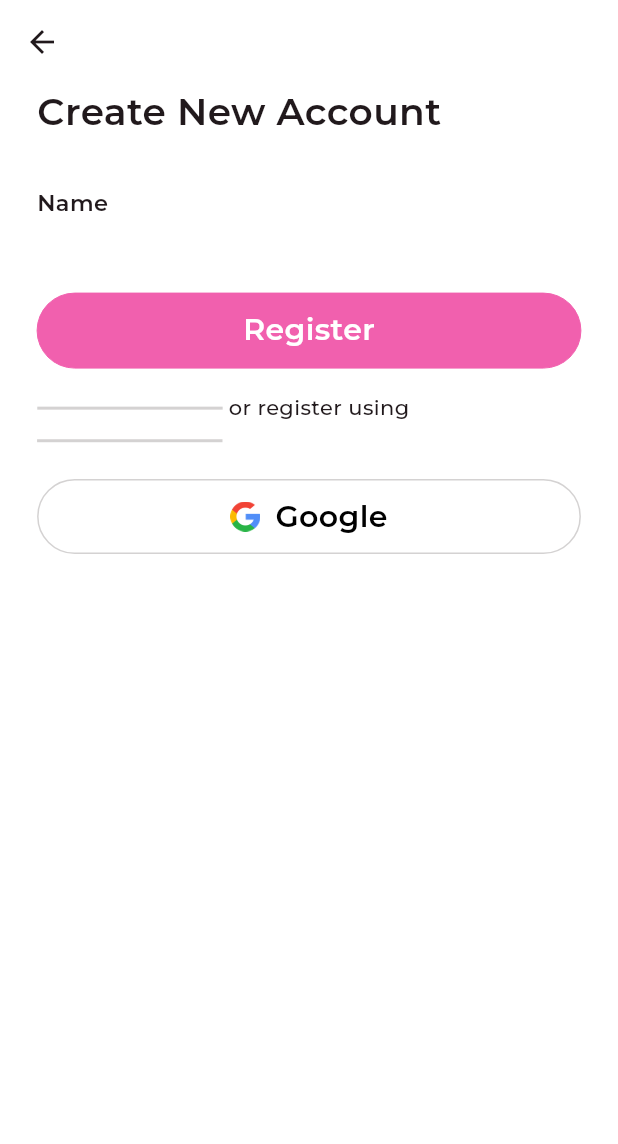
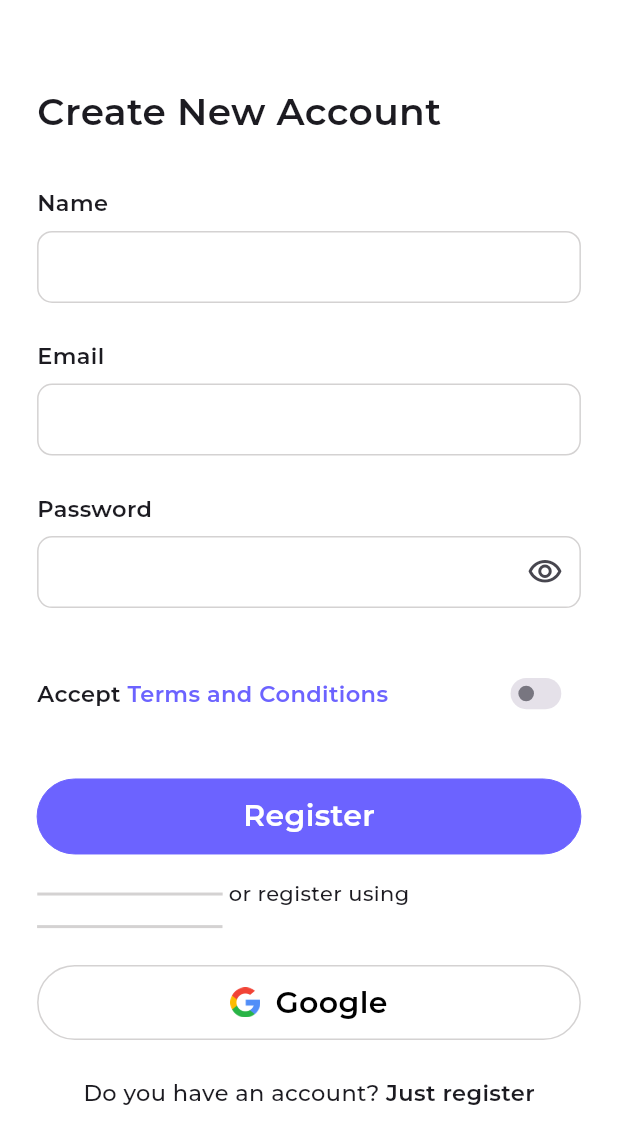
Before and after one commit to N-DiLo/kode_camp_task, a Flutter app: the SignUp screen opened by its route, on a phone screen of 412 x 824 dp. Shown: the top 1144 px of the screen. Run offline on Flutter 3.47's test engine with Material 3 defaults, Android fonts, the phone set to English and light mode, and no system bars; our stand-ins replace google_fonts; project files that could hold a hidden picture were left out.

Commit message:
feat: completed sign up screen and input field widget

```diff
--- a/lib/components/my_button.dart
+++ b/lib/components/my_button.dart
@@ -43,9 +43,9 @@ class MyButton extends StatelessWidget {
             width: outline ? 1.0 : 0.0,
             color: outline
                 ? const Color.fromARGB(255, 212, 210, 210)
-                : const Color(0xffF160AE),
+                : primaryColor,
           ),
-          color: outline ? Colors.white : const Color(0xffF160AE),
+          color: outline ? Colors.white : primaryColor,
         ),
         child: Center(
           child: Row(
@@ -68,3 +68,11 @@ class MyButton extends StatelessWidget {
     );
   }
 }
+
+//Konstant color values
+const primaryColor = Color(0xff6C63FF);
+const optionalColor = Color(0xffF160AE);
+
+//Konstant values for Images used in app
+const startled = 'assets/images/startled.png';
+const startup = 'assets/images/startup.png';
--- a/lib/components/my_input_field.dart
+++ b/lib/components/my_input_field.dart
@@ -0,0 +1,89 @@
+import 'package:flutter/material.dart';
+import 'package:flutter/widgets.dart';
+import 'package:google_fonts/google_fonts.dart';
+import 'package:kode_camp_task/components/my_button.dart';
+
+import 'package:kode_camp_task/components/my_text_widget.dart';
+
+class MyInputField extends StatelessWidget {
+  final TextInputType? keyType;
+  final TextEditingController? controller;
+  final TextStyle? textStyle;
+  final String? Function(String?)? validator;
+  final void Function(String)? onChanged;
+  final bool isPassword;
+  final String labelText;
+  final String? hintText;
+  final Widget? suffixIcon;
+  final void Function()? iconPressed;
+
+  const MyInputField({
+    super.key,
+    this.keyType,
+    this.controller,
+    this.textStyle,
+    this.validator,
+    this.onChanged,
+    this.isPassword = false,
+    required this.labelText,
+    this.hintText,
+    this.suffixIcon,
+    this.iconPressed,
+  });
+
+  @override
+  Widget build(BuildContext context) {
+    return Column(
+      crossAxisAlignment: CrossAxisAlignment.start,
+      children: [
+        MyText(
+          text: labelText,
+          fontSize: 15,
+          fontWeight: FontWeight.w600,
+        ),
+        const SizedBox(height: 8),
+        TextFormField(
+          keyboardType: keyType,
+          obscureText: isPassword,
+          validator: validator,
+          onChanged: onChanged,
+          style: GoogleFonts.montserrat(
+            fontSize: 15,
+            fontWeight: FontWeight.w500,
+            color: Colors.black,
+          ),
+          decoration: InputDecoration(
+            contentPadding: const EdgeInsets.all(10),
+            hintText: hintText,
+            suffixIcon: suffixIcon != null
+                ? GestureDetector(
+                    onTap: iconPressed,
+                    child: suffixIcon,
+                  )
+                : null,
+            focusedBorder: OutlineInputBorder(
+              borderSide: const BorderSide(width: 1, color: primaryColor),
+              borderRadius: BorderRadius.circular(10),
+            ),
+            errorBorder: OutlineInputBorder(
+              borderSide: const BorderSide(width: 1, color: Colors.red),
+              borderRadius: BorderRadius.circular(10),
+            ),
+            enabledBorder: OutlineInputBorder(
+                borderSide: const BorderSide(
+                    width: 1, color: Color.fromARGB(255, 212, 210, 210)),
+                borderRadius: BorderRadius.circular(10)),
+            focusedErrorBorder: OutlineInputBorder(
+                borderSide: const BorderSide(width: 1, color: Colors.red),
+                borderRadius: BorderRadius.circular(10)),
+            disabledBorder: OutlineInputBorder(
+              borderSide: const BorderSide(
+                  width: 1, color: Color.fromARGB(255, 212, 210, 210)),
+              borderRadius: BorderRadius.circular(10),
+            ),
+          ),
+        ),
+      ],
+    );
+  }
+}
--- a/lib/main.dart
+++ b/lib/main.dart
@@ -1,4 +1,5 @@
 import 'package:flutter/material.dart';
+import 'package:kode_camp_task/components/my_button.dart';
 
 import 'package:kode_camp_task/task_3/no_login.dart';
 import 'package:kode_camp_task/task_3/onboard.dart';
@@ -18,7 +19,7 @@ class MyApp extends StatelessWidget {
       debugShowCheckedModeBanner: false,
       theme: ThemeData(
         colorScheme: ColorScheme.fromSeed(
-          seedColor: const Color(0xffF160AE),
+          seedColor: primaryColor,
         ),
         useMaterial3: true,
       ),
--- a/lib/task_3/no_login.dart
+++ b/lib/task_3/no_login.dart
@@ -1,5 +1,6 @@
 import 'package:flutter/material.dart';
 import 'package:google_fonts/google_fonts.dart';
+import 'package:kode_camp_task/components/my_button.dart';
 import 'package:kode_camp_task/task_3/sign_up.dart';
 
 class NoLogin extends StatelessWidget {
@@ -24,7 +25,7 @@ class NoLogin extends StatelessWidget {
           crossAxisAlignment: CrossAxisAlignment.center,
           mainAxisAlignment: MainAxisAlignment.center,
           children: [
-            Image.asset('assets/images/startled.png'),
+            Image.asset(startled),
             const SizedBox(height: 20),
             Text(
               'Oops... No Login found!',
@@ -36,6 +37,7 @@ class NoLogin extends StatelessWidget {
             const SizedBox(height: 20),
             TextButton(
               onPressed: () {
+                Navigator.pop(context);
                 Navigator.pushReplacementNamed(context, SignUp.routeName);
               },
               child: Text(
--- a/lib/task_3/onboard.dart
+++ b/lib/task_3/onboard.dart
@@ -25,7 +25,7 @@ class _OnBoardState extends State<OnBoard> {
           crossAxisAlignment: CrossAxisAlignment.center,
           children: [
             Center(
-              child: Image.asset('assets/images/startup.png'),
+              child: Image.asset(startup),
             ),
             SizedBox(height: height * .06),
             Text.rich(
@@ -49,7 +49,7 @@ class _OnBoardState extends State<OnBoard> {
                       style: GoogleFonts.montserrat(
                         fontWeight: FontWeight.w700,
                         fontSize: 25,
-                        color: const Color(0xffF160AE),
+                        color: primaryColor,
                       ),
                     ),
                     TextSpan(
--- a/lib/task_3/sign_up.dart
+++ b/lib/task_3/sign_up.dart
@@ -1,10 +1,8 @@
-import 'dart:ui';
+import 'package:flutter/material.dart';
+import 'package:google_fonts/google_fonts.dart';
 
-import 'package:flutter/cupertino.dart';
-import 'package:flutter/material.dart';
-import 'package:flutter/widgets.dart';
-import 'package:google_fonts/google_fonts.dart';
 import 'package:kode_camp_task/components/my_button.dart';
+import 'package:kode_camp_task/components/my_input_field.dart';
 import 'package:kode_camp_task/components/my_text_widget.dart';
 
 class SignUp extends StatefulWidget {
@@ -16,12 +14,18 @@ class SignUp extends StatefulWidget {
 }
 
 class _SignUpState extends State<SignUp> {
+  bool accepted = false;
+  bool hidePass = true;
+
   @override
   Widget build(BuildContext context) {
     final height = MediaQuery.of(context).size.height;
     final width = MediaQuery.of(context).size.width;
     return Scaffold(
-      appBar: AppBar(backgroundColor: Colors.white),
+      appBar: AppBar(
+        backgroundColor: Colors.white,
+        automaticallyImplyLeading: false,
+      ),
       backgroundColor: Colors.white,
       body: SingleChildScrollView(
         child: Padding(
@@ -35,12 +39,73 @@ class _SignUpState extends State<SignUp> {
                 fontWeight: FontWeight.w600,
               ),
               SizedBox(height: height * .04),
-              const MyText(
-                text: 'Name',
-                fontSize: 15,
-                fontWeight: FontWeight.w600,
+              MyInputField(
+                labelText: 'Name',
+                keyType: TextInputType.name,
+                onChanged: (p0) {},
               ),
-              SizedBox(height: height * .06),
+              SizedBox(height: height * .03),
+              MyInputField(
+                labelText: 'Email',
+                keyType: TextInputType.emailAddress,
+                onChanged: (p0) {},
+              ),
+              SizedBox(height: height * .03),
+              MyInputField(
+                labelText: 'Password',
+                keyType: TextInputType.visiblePassword,
+                isPassword: hidePass,
+                onChanged: (p0) {},
+                suffixIcon: Icon(
+                  hidePass
+                      ? Icons.visibility_outlined
+                      : Icons.visibility_off_outlined,
+                ),
+                iconPressed: () {
+                  setState(() {
+                    hidePass = !hidePass;
+                  });
+                },
+              ),
+              SizedBox(height: height * .04),
+              Row(
+                mainAxisAlignment: MainAxisAlignment.spaceBetween,
+                children: [
+                  Text.rich(
+                    TextSpan(
+                        text: 'Accept ',
+                        style: GoogleFonts.montserrat(
+                          fontWeight: FontWeight.w600,
+                          fontSize: 15,
+                        ),
+                        children: [
+                          TextSpan(
+                            text: 'Terms and Conditions',
+                            style: GoogleFonts.montserrat(
+                              fontWeight: FontWeight.w600,
+                              color: primaryColor,
+                              fontSize: 15,
+                            ),
+                          )
+                        ]),
+                  ),
+                  Transform.scale(
+                    scaleX: 0.65,
+                    scaleY: 0.65,
+                    child: Switch.adaptive(
+                        activeColor: primaryColor,
+                        trackOutlineColor:
+                            const MaterialStatePropertyAll(Colors.transparent),
+                        value: accepted,
+                        onChanged: (value) {
+                          setState(() {
+                            accepted = !accepted;
+                          });
+                        }),
+                  )
+                ],
+              ),
+              SizedBox(height: height * .04),
               MyButton(
                 title: 'Register',
                 onTap: () {},
@@ -91,6 +156,29 @@ class _SignUpState extends State<SignUp> {
                 title: 'Google',
                 onTap: () {},
               ),
+              SizedBox(height: height * .03),
+              Center(
+                child: Text.rich(
+                  TextSpan(
+                      text: 'Do you have an account? ',
+                      style: GoogleFonts.montserrat(
+                        fontWeight: FontWeight.w400,
+                        fontSize: 15,
+                      ),
+                      children: [
+                        TextSpan(
+                          // recognizer: TapGestureRecognizer()
+                          //   ..onTap =
+                          //       () => Navigator.pushNamed(context, '/no-login'),
+                          text: 'Just register',
+                          style: GoogleFonts.montserrat(
+                            fontWeight: FontWeight.w600,
+                            fontSize: 15,
+                          ),
+                        ),
+                      ]),
+                ),
+              ),
             ],
           ),
         ),
```
Also changed, not shown: assets/images/startled.png, assets/images/startup.png, assets/images/startup_new.png (deleted), assets/images/warning.png (deleted).
